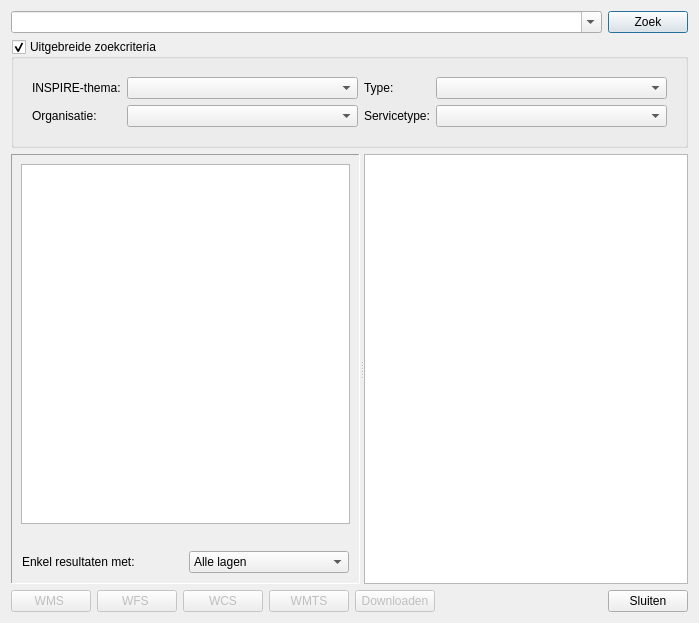
Before: the Qt Designer form ui_dataCatalog_dialog.ui in warrieka/inspireNL, drawn with Qt 5.
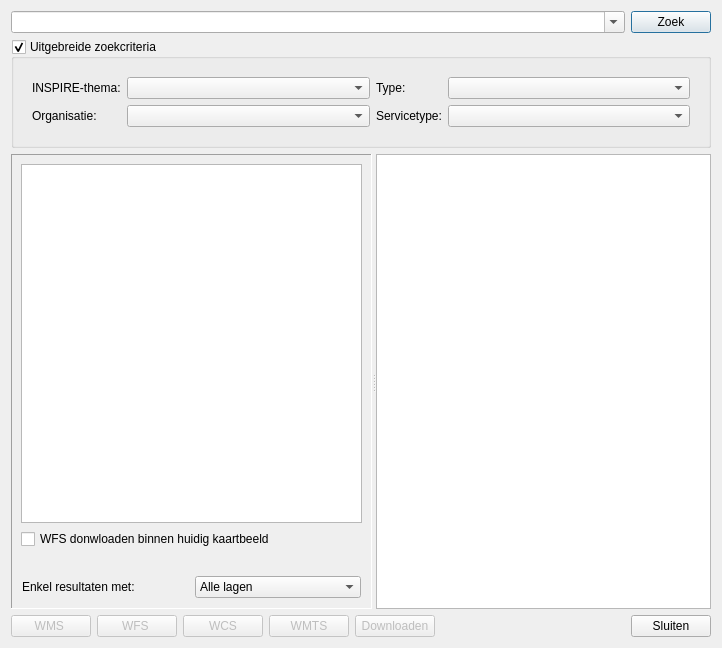
After: the same form once the commit is applied. Icons and pictures are not drawn.

Patch:
```diff
--- a/ui_dataCatalog_dialog.ui
+++ b/ui_dataCatalog_dialog.ui
@@ -6,8 +6,8 @@
    <rect>
     <x>0</x>
     <y>0</y>
-    <width>699</width>
-    <height>623</height>
+    <width>722</width>
+    <height>648</height>
    </rect>
   </property>
   <property name="minimumSize">
@@ -290,6 +290,19 @@
          </property>
         </widget>
        </item>
+       <item>
+        <widget class="QCheckBox" name="dlGMLchk">
+         <property name="statusTip">
+          <string>WFS donwloaden binnen huidig kaartbeeld als een bestand en niet inladen als een service. </string>
+         </property>
+         <property name="whatsThis">
+          <string>WFS donwloaden binnen huidig kaartbeeld als een bestand en niet inladen als een service. </string>
+         </property>
+         <property name="text">
+          <string>WFS donwloaden binnen huidig kaartbeeld</string>
+         </property>
+        </widget>
+       </item>
        <item>
         <widget class="QLabel" name="countLbl">
          <property name="sizePolicy">
```
Left out of the diff: 6 changed lines with no effect on the pictures.
